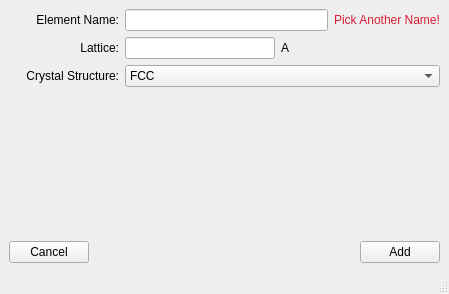
Above: designer/ui_addElement.ui from ornlneutronimaging/iBeatles before the change. Below: the same form after it.
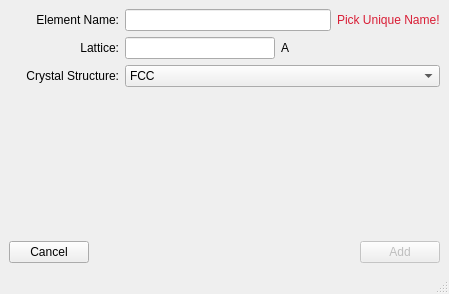
That is the form after the change.

Commit message: Improved widget interaction in add_element_editor

The edit to the form file:
```diff
--- a/designer/ui_addElement.ui
+++ b/designer/ui_addElement.ui
@@ -60,7 +60,7 @@
       <item>
        <widget class="QLabel" name="element_name_error">
         <property name="text">
-         <string>&lt;html&gt;&lt;head/&gt;&lt;body&gt;&lt;p&gt;&lt;span style=&quot; color:#d91d35;&quot;&gt;Pick Another Name!&lt;/span&gt;&lt;/p&gt;&lt;/body&gt;&lt;/html&gt;</string>
+         <string>&lt;html&gt;&lt;head/&gt;&lt;body&gt;&lt;p&gt;&lt;span style=&quot; color:#d91d35;&quot;&gt;Pick Unique Name!&lt;/span&gt;&lt;/p&gt;&lt;/body&gt;&lt;/html&gt;</string>
         </property>
        </widget>
       </item>
@@ -210,6 +210,9 @@
       </item>
       <item>
        <widget class="QPushButton" name="add">
+        <property name="enabled">
+         <bool>false</bool>
+        </property>
         <property name="text">
          <string>Add</string>
         </property>
```
Left out of the diff: 21 changed lines with no effect on the pictures. The commit also changes 2 other files.
